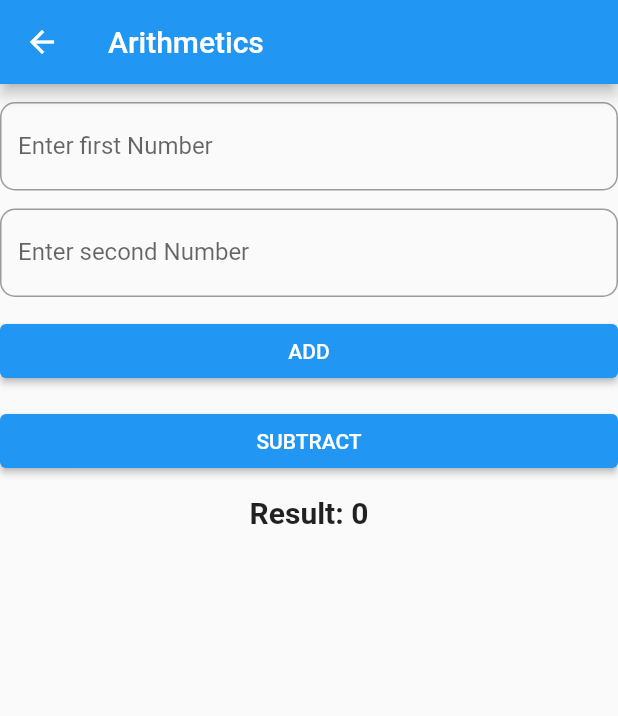
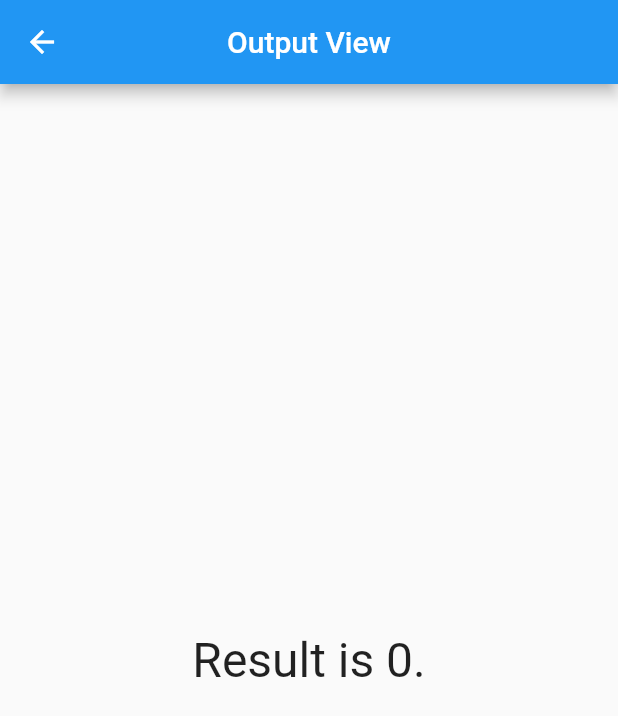
Before and after one commit to nishantdahal7/first_flutter, a Flutter app: the ArithmeticView screen opened by its route, after a tap on "ADD", on a phone screen of 412 x 824 dp. Shown: the top 716 px of the screen. Run offline on Flutter 3.47's test engine with Material 2 defaults, Android fonts, the phone set to English and light mode, and no system bars.

Commit message:
data navigation

```diff
--- a/lib/app.dart
+++ b/lib/app.dart
@@ -3,6 +3,7 @@ import 'package:first_flutter/view/circle_view.dart';
 import 'package:first_flutter/view/column_view.dart';
 import 'package:first_flutter/view/dashboard_view.dart';
 import 'package:first_flutter/view/name_view.dart';
+import 'package:first_flutter/view/output_view.dart';
 import 'package:first_flutter/view/responsive_design.dart';
 import 'package:first_flutter/view/rich_text_view.dart';
 import 'package:first_flutter/view/si_view.dart';
@@ -25,6 +26,7 @@ class App extends StatelessWidget {
         '/nameView': (context) => const NamesButton(),
         '/richText': (context) => const RichTextView(),
         '/columnView': (context) => const ColumnView(),
+        '/outputView': (context) => const OutputView(),
       },
     ));
   }
--- a/lib/view/arithmetic_view.dart
+++ b/lib/view/arithmetic_view.dart
@@ -75,6 +75,11 @@ class _ArithmeticViewState extends State<ArithmeticView> {
             child: ElevatedButton(
               onPressed: () {
                 add();
+                Navigator.pushNamed(
+                  context,
+                  '/outputView',
+                  arguments: result,
+                );
               },
               child: const Text('ADD'),
             ),
@@ -85,6 +90,11 @@ class _ArithmeticViewState extends State<ArithmeticView> {
             child: ElevatedButton(
               onPressed: () {
                 sub();
+                Navigator.pushNamed(
+                  context,
+                  '/outputView',
+                  arguments: result,
+                );
               },
               child: const Text('SUBTRACT'),
             ),
--- /dev/null
+++ b/lib/view/output_view.dart
@@ -0,0 +1,45 @@
+import 'package:flutter/material.dart';
+
+class OutputView extends StatefulWidget {
+  const OutputView({super.key});
+
+  @override
+  State<OutputView> createState() => _OutputViewState();
+}
+
+class _OutputViewState extends State<OutputView> {
+  int? result;
+
+  // @override
+  // void initState() {
+  //   // TODO: implement initState
+  //   super.initState();
+  // }
+
+  @override
+  void didChangeDependencies() {
+    result = ModalRoute.of(context)!.settings.arguments as int;
+    super.didChangeDependencies();
+  }
+
+  @override
+  Widget build(BuildContext context) {
+    return Scaffold(
+      appBar: AppBar(
+        title: const Text("Output View"),
+        centerTitle: true,
+      ),
+      body: Center(
+        child: Column(
+          mainAxisAlignment: MainAxisAlignment.center,
+          children: [
+            Text(
+              'Result is $result.',
+              style: const TextStyle(fontSize: 32),
+            )
+          ],
+        ),
+      ),
+    );
+  }
+}
```
Also changed, not shown: lib/view/dashboard_view.dart (+15 -3 lines).
